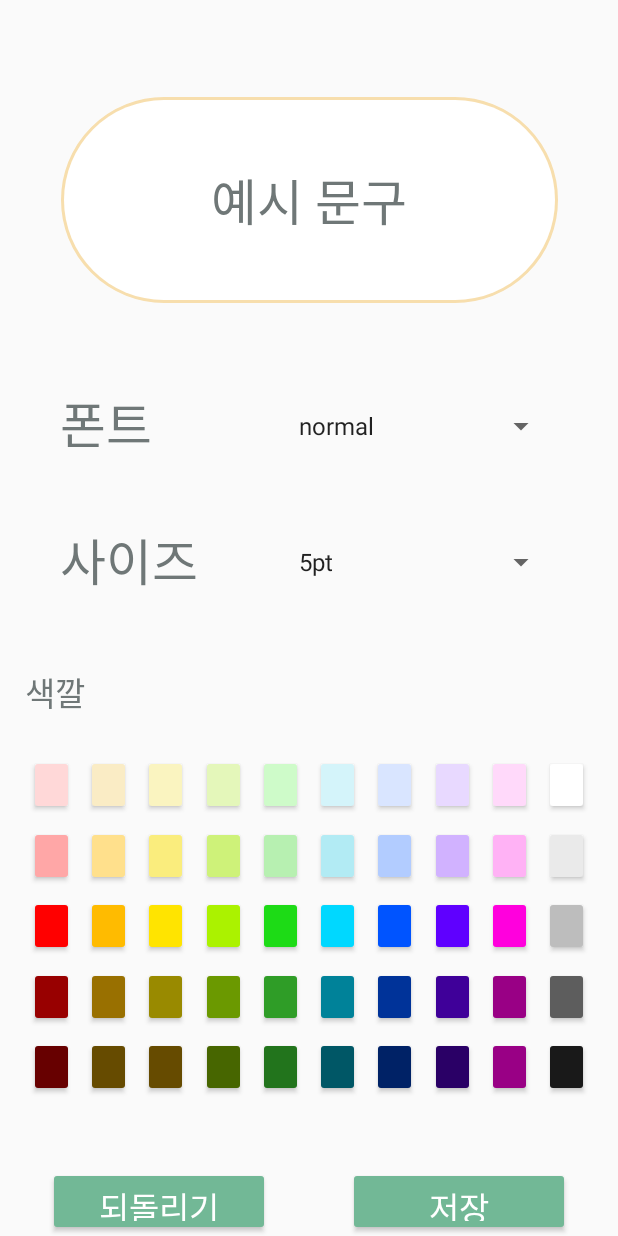
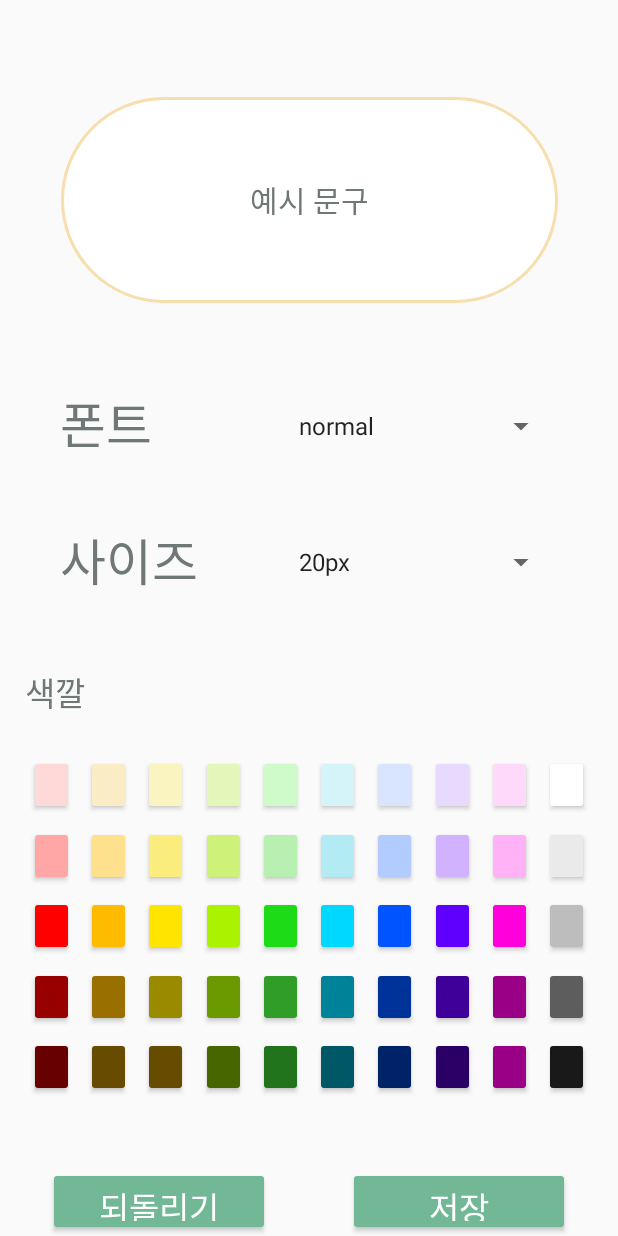
Before and after one commit to 2021-mentor-mentee/notepad, an Android app: the screen it shows after launch (font_functions), after a tap on "글씨", on a phone screen of 412 x 824 dp. Run offline under Robolectric (Android 15) with nearby library versions, the phone set to English and light mode, and no system bars.

Commit message:
TextStyle, TextSize 조절 기능 추가

```diff
--- a/app/src/main/java/com/example/notepad/MainActivity.java
+++ b/app/src/main/java/com/example/notepad/MainActivity.java
@@ -5,6 +5,7 @@ import androidx.appcompat.app.AppCompatActivity;
 import android.content.Context;
 import android.content.SharedPreferences;
 import android.graphics.Color;
+import android.graphics.Typeface;
 import android.os.Bundle;
 import android.view.MotionEvent;
 import android.widget.AdapterView;
@@ -15,6 +16,8 @@ import android.content.Intent;
 import android.widget.TextView;
 
 import static com.example.notepad.font_functions.mainTextColor;
+import static com.example.notepad.font_functions.mainTextSize;
+import static com.example.notepad.font_functions.mainTextStyle;
 
 
 public class MainActivity extends AppCompatActivity {
@@ -94,7 +97,17 @@ public class MainActivity extends AppCompatActivity {
     @Override
     protected void onResume() {
         super.onResume();
+        setTextOption();
+    }
+
+    public void setTextOption() {
         Textbox.setTextColor(Color.parseColor(mainTextColor));
+        Textbox.setTextSize(mainTextSize);
+        switch (mainTextStyle) {
+            case 0: Textbox.setTypeface(null, Typeface.NORMAL);break;
+            case 1: Textbox.setTypeface(null, Typeface.ITALIC);break;
+            case 2: Textbox.setTypeface(null, Typeface.BOLD);break;
+        }
     }
 
     public void shareText() {
--- a/app/src/main/java/com/example/notepad/font_functions.java
+++ b/app/src/main/java/com/example/notepad/font_functions.java
@@ -4,6 +4,7 @@ import androidx.appcompat.app.AppCompatActivity;
 
 import android.content.Intent;
 import android.graphics.Color;
+import android.graphics.Typeface;
 import android.os.Bundle;
 import android.view.View;
 import android.widget.AdapterView;
@@ -19,14 +20,14 @@ import androidx.appcompat.app.AppCompatActivity;
 public class font_functions extends AppCompatActivity{
 
     static String mainTextColor = "#6F7777";
+    static int mainTextStyle = 0, mainTextSize = 20;
+    int nowStyle = 0, nowSize = 0;
     String temporaryColor, nowColor;
     Button btn_color[] = new Button[50];
     Button btn_revert, btn_save;
     String color[] = new String[50];
     TextView TV_test;
-
-    private Spinner spinner;
-    private Spinner spiiner2;
+    Spinner spinner_font, spinner_size;
     private TextView textbox2;
 
 
@@ -38,22 +39,55 @@ public class font_functions extends AppCompatActivity{
         setContentView(R.layout.font_functions);
         defaultColorSetting(); // 변수에 색깔 세팅
         TV_test = (TextView)findViewById(R.id.TV_test);
-        spinner = (Spinner)findViewById(R.id.spinner);
+        spinner_font = (Spinner)findViewById(R.id.spinner);
+        spinner_size = (Spinner)findViewById(R.id.spinner2);
         btn_revert = (Button)findViewById(R.id.Revert);
         btn_save = (Button)findViewById(R.id.Save);
         textColorChange();     // 색깔 버튼을 눌렀을떄 예시 색 적용
-        saveTextColor();       // 지금색을 저장
+        saveTextOption();      // 지금상태를 저장
         textColorRevert();     // 원래 색으로 되돌리기
+        textStyleChange();     // 예시 글씨스타일 적용
+        textSizeChange();
 
+    }
 
-        spinner.setOnItemSelectedListener(new AdapterView.OnItemSelectedListener() {
+    void textSizeChange() {
+        spinner_size.setOnItemSelectedListener(new AdapterView.OnItemSelectedListener() {
+            @Override
+            public void onItemSelected(AdapterView<?> adapterView, View view, int i, long l) {
+                switch (i) {
+                    case 0: TV_test.setTextSize(20);
+                            nowSize = 20;
+                            break;
+                    case 1: TV_test.setTextSize(30);
+                            nowSize = 30;
+                            break;
+                    case 2: TV_test.setTextSize(40);
+                            nowSize = 40;
+                            break;
+                    case 3: TV_test.setTextSize(50);
+                            nowSize = 50;
+                            break;
+                }
+            }
+
+            @Override
+            public void onNothingSelected(AdapterView<?> adapterView) {
+
+            }
+        });
+    }
+
+    void textStyleChange() {
+        spinner_font.setOnItemSelectedListener(new AdapterView.OnItemSelectedListener() {
             @Override
             public void onItemSelected(AdapterView<?> parent, View view, int position, long id) {
-
-            }
-
-            private Object textColor(TextView tv_test) {
-                return null;
+                nowStyle = position;
+                switch (nowStyle) {
+                    case 0: TV_test.setTypeface(null, Typeface.NORMAL);break;
+                    case 1: TV_test.setTypeface(null, Typeface.ITALIC);break;
+                    case 2: TV_test.setTypeface(null, Typeface.BOLD);break;
+                }
             }
 
             @Override
@@ -61,14 +95,15 @@ public class font_functions extends AppCompatActivity{
 
             }
         });
-
     }
 
-    public void saveTextColor(){  // 지금색을 저장
+    public void saveTextOption(){  // 지금색을 저장
         btn_save.setOnClickListener(new View.OnClickListener() {
             @Override
             public void onClick(View view) {
                 mainTextColor = nowColor;
+                mainTextStyle = nowStyle;
+                mainTextSize = nowSize;
             }
         });
     }
@@ -104,18 +139,22 @@ public class font_functions extends AppCompatActivity{
         btn_color[3] = (Button)findViewById(R.id.Color4); btn_color[4] = (Button)findViewById(R.id.Color5); btn_color[5] = (Button)findViewById(R.id.Color6);
         btn_color[6] = (Button)findViewById(R.id.Color7); btn_color[7] = (Button)findViewById(R.id.Color8); btn_color[8] = (Button)findViewById(R.id.Color9);
         btn_color[9] = (Button)findViewById(R.id.Color10);
+
         btn_color[10] = (Button)findViewById(R.id.Color11); btn_color[11] = (Button)findViewById(R.id.Color12); btn_color[12] = (Button)findViewById(R.id.Color13);
         btn_color[13] = (Button)findViewById(R.id.Color14); btn_color[14] = (Button)findViewById(R.id.Color15); btn_color[15] = (Button)findViewById(R.id.Color16);
         btn_color[16] = (Button)findViewById(R.id.Color17); btn_color[17] = (Button)findViewById(R.id.Color18); btn_color[18] = (Button)findViewById(R.id.Color19);
         btn_color[19] = (Button)findViewById(R.id.Color20);
+
         btn_color[20] = (Button)findViewById(R.id.Color21); btn_color[21] = (Button)findViewById(R.id.Color22); btn_color[22] = (Button)findViewById(R.id.Color23);
         btn_color[23] = (Button)findViewById(R.id.Color24); btn_color[24] = (Button)findViewById(R.id.Color25); btn_color[25] = (Button)findViewById(R.id.Color26);
         btn_color[26] = (Button)findViewById(R.id.Color27); btn_color[27] = (Button)findViewById(R.id.Color28); btn_color[28] = (Button)findViewById(R.id.Color29);
         btn_color[29] = (Button)findViewById(R.id.Color30);
+
         btn_color[30] = (Button)findViewById(R.id.Color31); btn_color[31] = (Button)findViewById(R.id.Color32); btn_color[32] = (Button)findViewById(R.id.Color33);
         btn_color[33] = (Button)findViewById(R.id.Color34); btn_color[34] = (Button)findViewById(R.id.Color35); btn_color[35] = (Button)findViewById(R.id.Color36);
         btn_color[36] = (Button)findViewById(R.id.Color37); btn_color[37] = (Button)findViewById(R.id.Color38); btn_color[38] = (Button)findViewById(R.id.Color39);
         btn_color[39] = (Button)findViewById(R.id.Color40);
+
         btn_color[40] = (Button)findViewById(R.id.Color41); btn_color[41] = (Button)findViewById(R.id.Color42); btn_color[42] = (Button)findViewById(R.id.Color43);
         btn_color[43] = (Button)findViewById(R.id.Color44); btn_color[44] = (Button)findViewById(R.id.Color45); btn_color[45] = (Button)findViewById(R.id.Color46);
         btn_color[46] = (Button)findViewById(R.id.Color47); btn_color[47] = (Button)findViewById(R.id.Color48); btn_color[48] = (Button)findViewById(R.id.Color49);
--- a/app/src/main/res/values/array.xml
+++ b/app/src/main/res/values/array.xml
@@ -5,15 +5,16 @@
 
         <item>normal</item>
         <item>italic</item>
+        <item>bord</item>
 
     </string-array>
 
     <string-array name="Size">
 
-        <item>5pt</item>
-        <item>10pt</item>
-        <item>15pt</item>
-        <item>20pt</item>
+        <item>20px</item>
+        <item>30px</item>
+        <item>40px</item>
+        <item>50px</item>
 
     </string-array>
 
```
